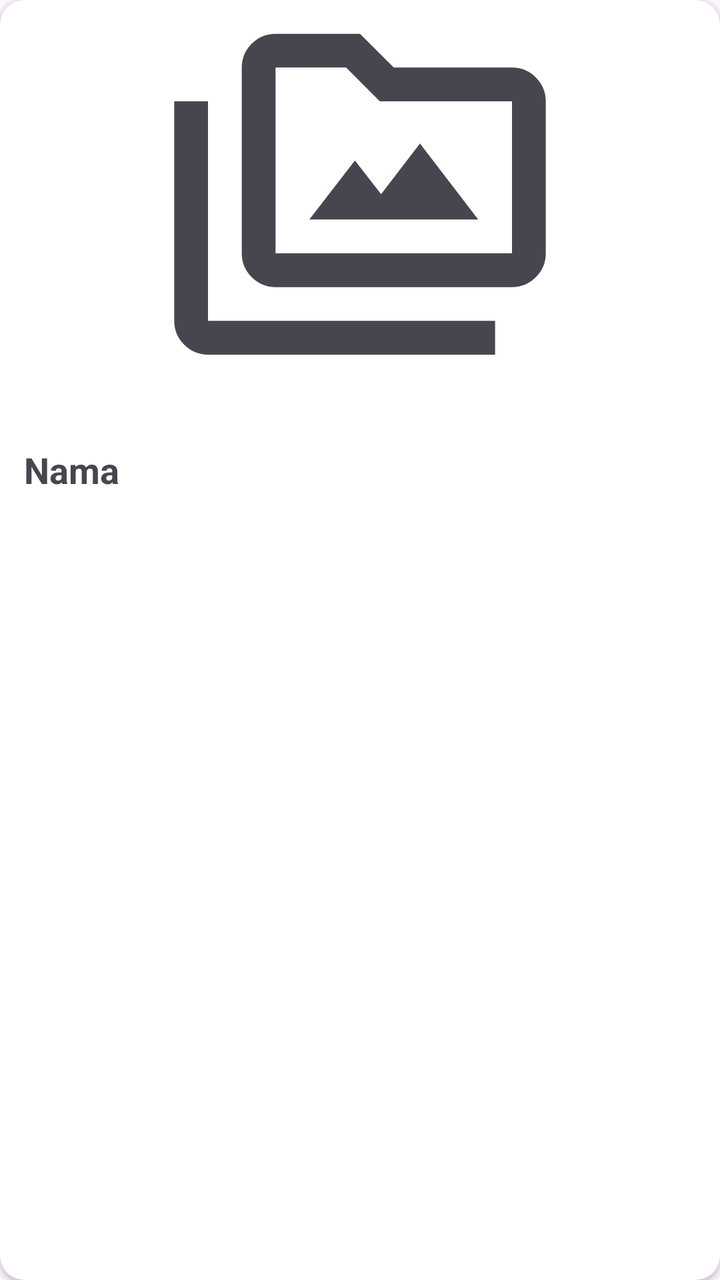
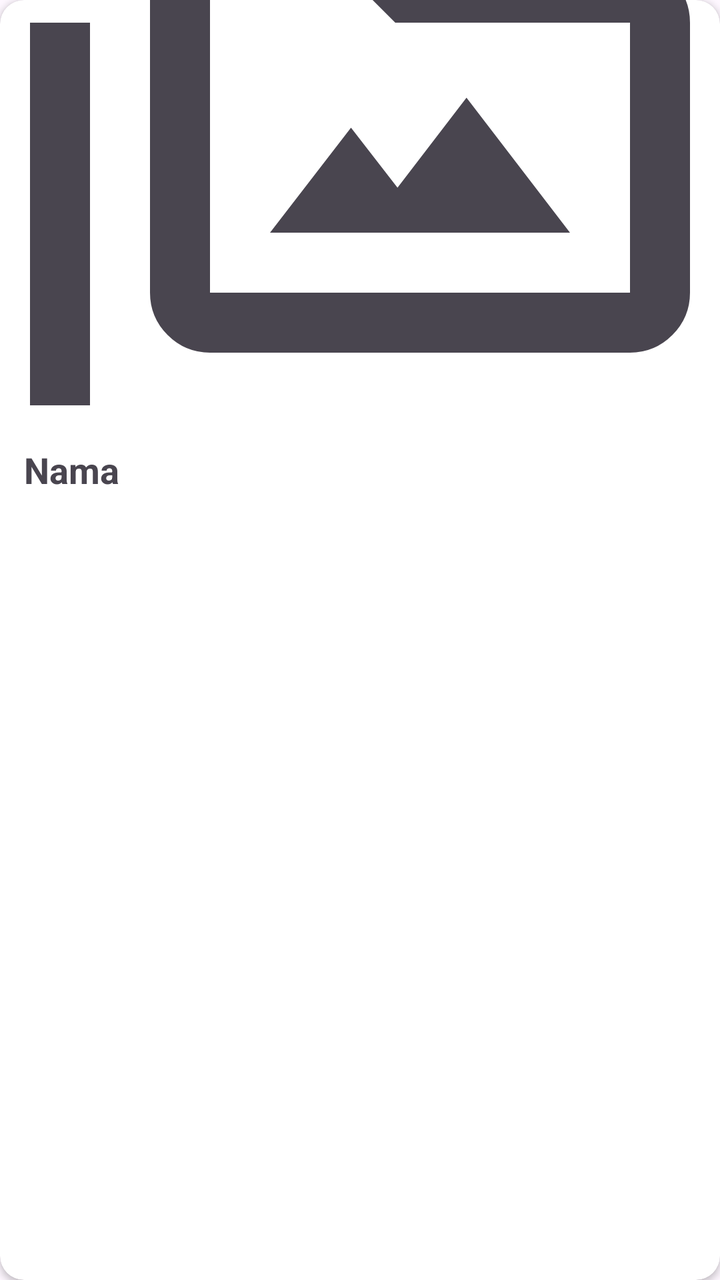

Two renders of the same Android screen: before a commit and after it. Below are the layout's source before the change and the commit's diff.
<!-- AndroidManifest.xml: application theme Theme.SubmissionStoryApp -->
<!-- res/layout/list_story.xml -->
<?xml version="1.0" encoding="utf-8"?>
<androidx.cardview.widget.CardView xmlns:android="http://schemas.android.com/apk/res/android"
    android:layout_width="match_parent"
    android:layout_height="wrap_content"
    android:layout_margin="8dp"
    android:elevation="4dp"
    app:cardCornerRadius="12dp"
    xmlns:app="http://schemas.android.com/apk/res-auto">

    <androidx.constraintlayout.widget.ConstraintLayout
        android:layout_width="match_parent"
        android:layout_height="match_parent">

        <ImageView
            android:id="@+id/img_stories"
            android:layout_width="0dp"
            android:layout_height="0dp"
            android:contentDescription="@string/image"
            app:srcCompat="@drawable/perm_media_24px"
            app:layout_constraintTop_toTopOf="parent"
            app:layout_constraintStart_toStartOf="parent"
            app:layout_constraintEnd_toEndOf="parent"
            app:layout_constraintDimensionRatio="16:9" />

        <TextView
            android:id="@+id/text_view_name"
            android:layout_width="0dp"
            android:layout_height="wrap_content"
            android:layout_marginTop="8dp"
            android:ellipsize="end"
            android:maxLines="2"
            android:padding="12dp"
            android:text="@string/name"
            android:textSize="18sp"
            android:textStyle="bold"
            app:layout_constraintEnd_toEndOf="parent"
            app:layout_constraintStart_toStartOf="parent"
            app:layout_constraintTop_toBottomOf="@+id/img_stories" />
    </androidx.constraintlayout.widget.ConstraintLayout>

</androidx.cardview.widget.CardView>
<!-- resources referenced by this layout -->
<resources>
  <!-- drawable perm_media_24px (drawable) -->
  <vector xmlns:android="http://schemas.android.com/apk/res/android"
      android:width="24dp"
      android:height="24dp"
      android:viewportWidth="960"
      android:viewportHeight="960"
      android:tint="?attr/colorControlNormal">
    <path
        android:fillColor="@android:color/white"
        android:pathData="M360,520L760,520L622,340L530,460L468,380L360,520ZM120,840Q87,840 63.5,816.5Q40,793 40,760L40,240L120,240L120,760Q120,760 120,760Q120,760 120,760L800,760L800,840L120,840ZM280,680Q247,680 223.5,656.5Q200,633 200,600L200,160Q200,127 223.5,103.5Q247,80 280,80L480,80L560,160L840,160Q873,160 896.5,183.5Q920,207 920,240L920,600Q920,633 896.5,656.5Q873,680 840,680L280,680ZM280,600L840,600Q840,600 840,600Q840,600 840,600L840,240Q840,240 840,240Q840,240 840,240L527,240L447,160L280,160Q280,160 280,160Q280,160 280,160L280,600Q280,600 280,600Q280,600 280,600ZM280,600Q280,600 280,600Q280,600 280,600L280,160Q280,160 280,160Q280,160 280,160L280,160L280,240L280,240Q280,240 280,240Q280,240 280,240L280,600Q280,600 280,600Q280,600 280,600Z"/>
  </vector>
  <string name="image">Image</string>
  <string name="name">Nama</string>
  <style name="Theme.SubmissionStoryApp" parent="Base.Theme.SubmissionStoryApp" />
  <style name="Base.Theme.SubmissionStoryApp" parent="Theme.Material3.DayNight.NoActionBar">
          
          
      </style>
</resources>

<!-- the commit's change to res/layout/list_story.xml (unified diff, before → after) -->
@@ -15,6 +15,7 @@
             android:id="@+id/img_stories"
             android:layout_width="0dp"
             android:layout_height="0dp"
+            android:scaleType="centerCrop"
             android:contentDescription="@string/image"
             app:srcCompat="@drawable/perm_media_24px"
             app:layout_constraintTop_toTopOf="parent"
